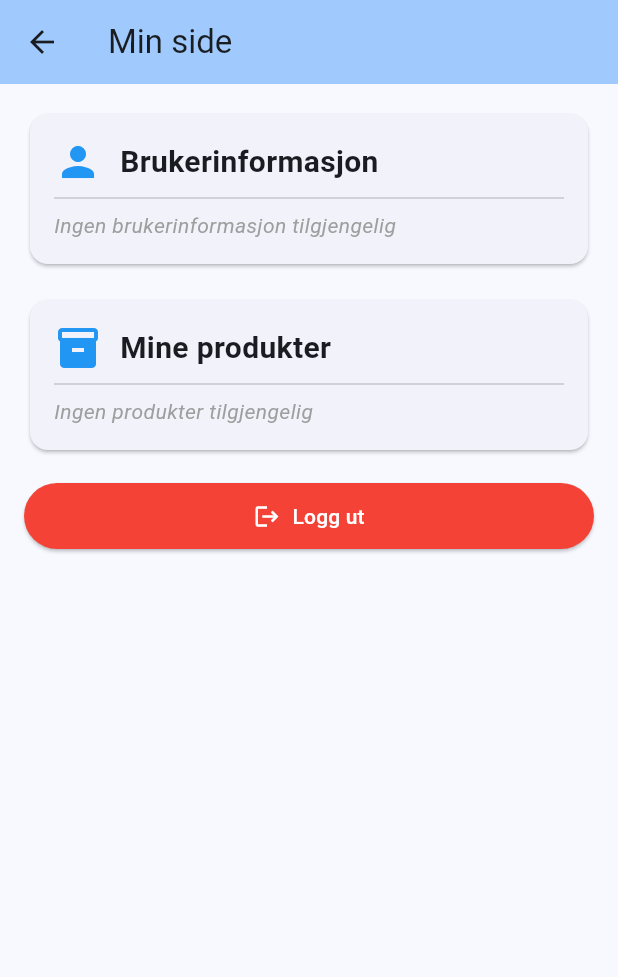
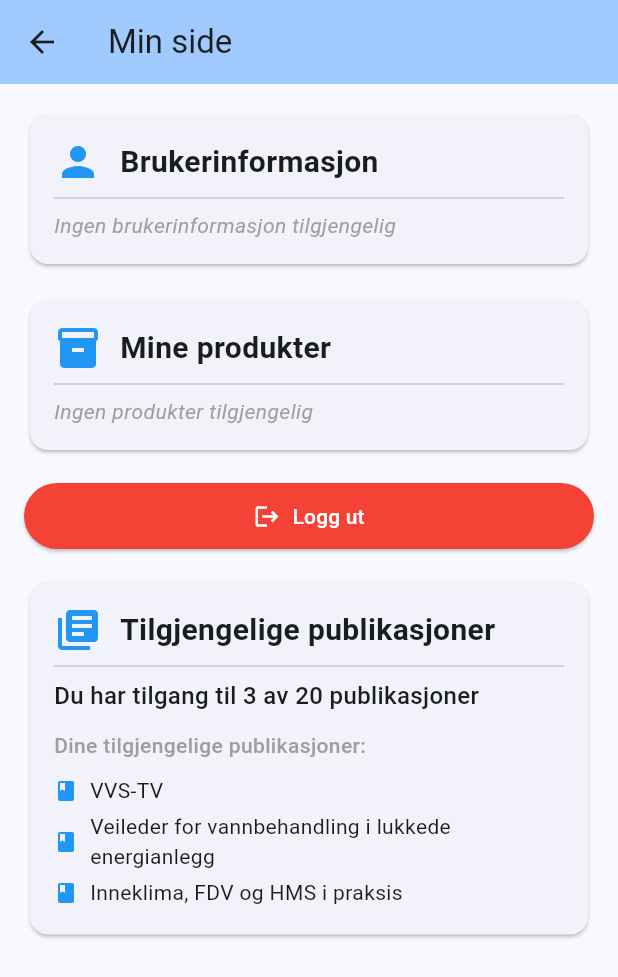
Before and after one commit to amfh/flutter_app, a Flutter app: the MyPageScreen screen opened directly, on a phone screen of 412 x 824 dp. Shown: the top 977 px of the screen. Run offline on Flutter 3.47's test engine with Material 3 defaults, Android fonts, the phone set to English and light mode, and no system bars; our stand-ins replace connectivity_plus, flutter_html, html_unescape, jwt_decoder, shared_preferences; missing offline and left inert: aad_b2c_webview; accounts and stored records are empty.

Commit message:
Vis publikasjon basert på tilgang

```diff
--- a/lib/screens/my_page_screen.dart
+++ b/lib/screens/my_page_screen.dart
@@ -1,6 +1,7 @@
 import 'package:flutter/material.dart';
 import 'package:jwt_decoder/jwt_decoder.dart';
 import '../main.dart';
+import '../services/publication_access_service.dart';
 
 class MyPageScreen extends StatefulWidget {
   final String? idToken;
@@ -201,6 +202,120 @@ class _MyPageScreenState extends State<MyPageScreen> {
 
             const SizedBox(height: 16),
 
+            // Tilgjengelige publikasjoner
+            Card(
+              child: Padding(
+                padding: const EdgeInsets.all(16.0),
+                child: Column(
+                  crossAxisAlignment: CrossAxisAlignment.start,
+                  children: [
+                    Row(
+                      children: [
+                        Icon(
+                          Icons.library_books,
+                          size: 32,
+                          color: Theme.of(context).primaryColor,
+                        ),
+                        const SizedBox(width: 12),
+                        const Text(
+                          'Tilgjengelige publikasjoner',
+                          style: TextStyle(
+                            fontSize: 20,
+                            fontWeight: FontWeight.bold,
+                          ),
+                        ),
+                      ],
+                    ),
+                    const Divider(),
+                    FutureBuilder<Map<String, dynamic>>(
+                      future:
+                          Future.value(PublicationAccessService.getDebugInfo()),
+                      builder: (context, snapshot) {
+                        if (snapshot.hasData) {
+                          final debugInfo = snapshot.data!;
+                          final accessiblePublications =
+                              debugInfo['accessiblePublications'] as List;
+                          final totalPublications =
+                              debugInfo['totalPublications'] as int;
+
+                          return Column(
+                            crossAxisAlignment: CrossAxisAlignment.start,
+                            children: [
+                              Text(
+                                'Du har tilgang til ${accessiblePublications.length} av $totalPublications publikasjoner',
+                                style: const TextStyle(
+                                  fontSize: 16,
+                                  fontWeight: FontWeight.w500,
+                                ),
+                              ),
+                              const SizedBox(height: 12),
+                              if (accessiblePublications.isNotEmpty) ...[
+                                const Text(
+                                  'Dine tilgjengelige publikasjoner:',
+                                  style: TextStyle(
+                                    fontSize: 14,
+                                    fontWeight: FontWeight.w500,
+                                    color: Colors.grey,
+                                  ),
+                                ),
+                                const SizedBox(height: 8),
+                                ...accessiblePublications
+                                    .take(5)
+                                    .map(
+                                      (pubTitle) => Padding(
+                                        padding: const EdgeInsets.symmetric(
+                                            vertical: 2.0),
+                                        child: Row(
+                                          children: [
+                                            const Icon(
+                                              Icons.book,
+                                              color: Colors.blue,
+                                              size: 16,
+                                            ),
+                                            const SizedBox(width: 8),
+                                            Expanded(
+                                              child: Text(
+                                                pubTitle,
+                                                style: const TextStyle(
+                                                    fontSize: 14),
+                                              ),
+                                            ),
+                                          ],
+                                        ),
+                                      ),
+                                    )
+                                    .toList(),
+                                if (accessiblePublications.length > 5)
+                                  Text(
+                                    '... og ${accessiblePublications.length - 5} flere',
+                                    style: const TextStyle(
+                                      fontSize: 12,
+                                      fontStyle: FontStyle.italic,
+                                      color: Colors.grey,
+                                    ),
+                                  ),
+                              ] else
+                                const Text(
+                                  'Ingen publikasjoner tilgjengelig med dine nåværende tilganger',
+                                  style: TextStyle(
+                                    fontStyle: FontStyle.italic,
+                                    color: Colors.grey,
+                                  ),
+                                ),
+                            ],
+                          );
+                        } else {
+                          return const Text('Laster tilgangsinformasjon...');
+                        }
+                      },
+                    ),
+                  ],
+                ),
+              ),
+            ),
+
+            const SizedBox(height: 16),
+
             // Debug info (kan fjernes i produksjon)
             if (_decodedToken != null) ...[
               const Text(
--- /dev/null
+++ b/lib/services/publication_access_service.dart
@@ -0,0 +1,200 @@
+import 'package:jwt_decoder/jwt_decoder.dart';
+import '../main.dart';
+
+class PublicationAccessService {
+  // Mapping fra publikasjonstittel til tillatte tilgangs-ID-er
+  static const Map<String, List<String>> _publicationAccessMap = {
+    'Rørhåndboka 2025 Pluss': [
+      'b6c7099d-c57d-43b8-19f5-08dc8d0eb4cf', // Studentpakke
+      'b0429ab1-b47c-473f-8ec3-08dc9c1adbcb', // Enbrukerpakke
+      '65b75dad-8b35-4225-ccdc-08dcde1412be', // KB Total
+      'cd1093d0-6af4-4e1f-8ec9-08dc9c1adbcb', // Rørhåndboka Pluss; digital; standard
+      '51a82c6f-fd8d-4da7-19ee-08dc8d0eb4cf', // Rørhåndboka Pluss; digital; student/lærling
+      'dc61ca55-f674-4130-5774-08dcdc85085c', // Rørhåndboka, digital, medlem RørNorge
+      'a2dd0c91-04c8-47df-be2b-08dd055ab2cc', // Enbrukerpakke, gratis
+    ],
+    'Prenøk': [
+      'a2dd0c91-04c8-47df-be2b-08dd055ab2cc', // Enbrukerpakke, gratis
+      '65b75dad-8b35-4225-ccdc-08dcde1412be', // KB Total
+      '19c24caf-5483-493f-9af5-cb49e22c857e', // Prenøk, digital, standard
+      '260d956e-ea33-4234-4eaf-08dc8eef6fba', // Prenøk; digital; student/lærling
+      'b0429ab1-b47c-473f-8ec3-08dc9c1adbcb', // Enbrukerpakke
+      'b6c7099d-c57d-43b8-19f5-08dc8d0eb4cf', // Studentpakke
+      'bdfca2cb-d146-4eea-5162-08dce84ef423', // Prenøk, digital, standard
+    ],
+    'Styring og regulering av tekniske anlegg i bygg': [
+      '65b75dad-8b35-4225-ccdc-08dcde1412be', // KB Total
+      'b835c4be-b1ae-4e90-7f9b-08dcae237d18', // Styring og reguleringav tekniske anlegg i bygninger; digital; standard
+      'b0429ab1-b47c-473f-8ec3-08dc9c1adbcb', // Enbrukerpakke
+      'a2dd0c91-04c8-47df-be2b-08dd055ab2cc', // Enbrukerpakke, gratis
+      '2ab5164c-a27e-4cef-19f4-08dc8d0eb4cf', // Styring og regulering av tekniske anlegg i bygninger; digital; student/lærling
+      'b6c7099d-c57d-43b8-19f5-08dc8d0eb4cf', // Studentpakke
+    ],
+    'VVS-TV': [], // Ingen bestemt rolle
+    'Ventøk': [
+      '65b75dad-8b35-4225-ccdc-08dcde1412be', // KB Total
+      'b0429ab1-b47c-473f-8ec3-08dc9c1adbcb', // Enbrukerpakke
+      '76361d2e-efcb-45a3-8ec4-08dc9c1adbcb', // Ventøk; digital; student/lærling
+      'a2dd0c91-04c8-47df-be2b-08dd055ab2cc', // Enbrukerpakke, gratis
+      'b6c7099d-c57d-43b8-19f5-08dc8d0eb4cf', // Studentpakke
+      'e21d2552-380d-4eba-f79d-08dca735dc70', // Ventøk; digital; standard
+    ],
+    'Varmenormen (2017)': [
+      '7af33f69-34b8-4ffb-19f2-08dc8d0eb4cf', // Varmenormen; digital; student/lærling
+      'b6c7099d-c57d-43b8-19f5-08dc8d0eb4cf', // Studentpakke
+      'a2dd0c91-04c8-47df-be2b-08dd055ab2cc', // Enbrukerpakke, gratis
+      'b0429ab1-b47c-473f-8ec3-08dc9c1adbcb', // Enbrukerpakke
+      '5ebae859-307e-4690-c290-08dc9ceea8c0', // Varmenormen; digital; standard
+      '65b75dad-8b35-4225-ccdc-08dcde1412be', // KB Total
+    ],
+    'Vannbaserte oppvarmings- og kjølesystemer (2014)': [
+      '65b75dad-8b35-4225-ccdc-08dcde1412be', // KB Total
+      'a2dd0c91-04c8-47df-be2b-08dd055ab2cc', // Enbrukerpakke, gratis
+      'b0e7ebc7-08f2-4736-19ef-08dc8d0eb4cf', // Vannbaserte oppv. og kjølesystemer; digital; student/lærling
+      'b6c7099d-c57d-43b8-19f5-08dc8d0eb4cf', // Studentpakke
+      'e5a3389d-b38c-4d1f-c28e-08dc9ceea8c0', // Vannbaserte oppv. og kjølesystemer; digital; standard
+      'b0429ab1-b47c-473f-8ec3-08dc9c1adbcb', // Enbrukerpakke
+    ],
+    'Ventilasjonsteknikk Del I (utgave 2019)': [
+      'b6c7099d-c57d-43b8-19f5-08dc8d0eb4cf', // Studentpakke
+      '40501f5c-0e81-49e8-8ec5-08dc9c1adbcb', // Vent.teknikk del I; digital; standard
+      '65b75dad-8b35-4225-ccdc-08dcde1412be', // KB Total
+      'a2dd0c91-04c8-47df-be2b-08dd055ab2cc', // Enbrukerpakke, gratis
+      '4524fd69-4d19-4d99-4eb1-08dc8eef6fba', // Vent.teknikk del I; digital; student/lærling
+      'b0429ab1-b47c-473f-8ec3-08dc9c1adbcb', // Enbrukerpakke
+    ],
+    'Ventilasjonsteknikk Del II (utgave 2019)': [
+      'b0429ab1-b47c-473f-8ec3-08dc9c1adbcb', // Enbrukerpakke
+      '11ae8204-2612-430b-4eb2-08dc8eef6fba', // Vent.teknikk del II; digital; student/lærling
+      'a2dd0c91-04c8-47df-be2b-08dd055ab2cc', // Enbrukerpakke, gratis
+      'b6c7099d-c57d-43b8-19f5-08dc8d0eb4cf', // Studentpakke
+      '65b75dad-8b35-4225-ccdc-08dcde1412be', // KB Total
+      '2705d592-f418-4889-8ec6-08dc9c1adbcb', // Vent.teknikk del II; digital; standard
+    ],
+    'VVS-tegning med oppgavesamling': [
+      '295cf6f0-c3b5-4c1e-19f3-08dc8d0eb4cf', // VVS-tegning; digital; student/lærling
+      '65b75dad-8b35-4225-ccdc-08dcde1412be', // KB Total
+      'b0429ab1-b47c-473f-8ec3-08dc9c1adbcb', // Enbrukerpakke
+      'a2dd0c91-04c8-47df-be2b-08dd055ab2cc', // Enbrukerpakke, gratis
+      'b6c7099d-c57d-43b8-19f5-08dc8d0eb4cf', // Studentpakke
+      'a8a72113-2537-483a-8ec7-08dc9c1adbcb', // VVS-tegning; digital; standard
+    ],
+    'Kompendium for Fgass-sertifisering (2019)': [
+      'cdb97bef-df9e-4f9f-c28d-08dc9ceea8c0', // Kompendium for Fgass-sertifisering
+      '31ce9217-53bc-4cf0-be42-08dd055ab2cc', // Kompendium for F-gass sertifisering KURSTILGANG
+    ],
+    'Praktisk kuldeteknikk': [
+      'ac6d81ae-f7a5-474b-c28f-08dc9ceea8c0', // Praktisk kuldeteknikk; digital; standard
+      'ff6c57c2-fe44-45ad-7f9c-08dcae237d18', // Praktisk kuldeteknikk; digital; student/lærling
+    ],
+    'RHB digitalt tillegg': [
+      '65b75dad-8b35-4225-ccdc-08dcde1412be', // KB Total
+      'b0429ab1-b47c-473f-8ec3-08dc9c1adbcb', // Enbrukerpakke
+      'b6c7099d-c57d-43b8-19f5-08dc8d0eb4cf', // Studentpakke
+      'a2dd0c91-04c8-47df-be2b-08dd055ab2cc', // Enbrukerpakke, gratis
+    ],
+    'Sanitærteknikk - Prosjektering og utførelse av sanitærinstallasjoner i bygg':
+        [
+      'b0429ab1-b47c-473f-8ec3-08dc9c1adbcb', // Enbrukerpakke
+      '2fae520c-3008-4341-4eb4-08dc8eef6fba', // Sanitærteknikk; digital; student/lærling
+      'b6c7099d-c57d-43b8-19f5-08dc8d0eb4cf', // Studentpakke
+      '59b02047-af5d-4d34-8ec8-08dc9c1adbcb', // Sanitærteknikk; digital; standard
+      '65b75dad-8b35-4225-ccdc-08dcde1412be', // KB Total
+      'a2dd0c91-04c8-47df-be2b-08dd055ab2cc', // Enbrukerpakke, gratis
+    ],
+    'Stensaas, Leif I. Ventilasjonsteknikk Del I - Grunnlaget og systemer (1998)':
+        [
+      '86bc530b-1a35-414d-435d-08dcfd7f421b', // Stensaas, Vent.teknikk del I (1998), digital, standard
+      'a2dd0c91-04c8-47df-be2b-08dd055ab2cc', // Enbrukerpakke, gratis
+      '97f26ff2-781e-488b-4eb5-08dc8eef6fba', // Vent.teknikk del I; Leif Stensaas (1998); digital; student/lærling
+      '65b75dad-8b35-4225-ccdc-08dcde1412be', // KB Total
+      'b6c7099d-c57d-43b8-19f5-08dc8d0eb4cf', // Studentpakke
+      'b0429ab1-b47c-473f-8ec3-08dc9c1adbcb', // Enbrukerpakke
+    ],
+    'Tekniske bestemmelser - Standard abonnementsvilkår for vann og avløp': [
+      '57a691f2-f9e3-4f31-be2c-08dd055ab2cc', // Tekniske bestemmelser, gratis
+      '52fd2349-e508-42b0-8ec2-08dc9c1adbcb', // Tekniske bestemmelser
+    ],
+    'Kuldehåndboka 2007': [
+      'b0429ab1-b47c-473f-8ec3-08dc9c1adbcb', // Enbrukerpakke
+      '65b75dad-8b35-4225-ccdc-08dcde1412be', // KB Total
+      '814d0ba9-9453-480b-4eae-08dc8eef6fba', // Kuldehåndboka; digital; student/lærling
+      'a2dd0c91-04c8-47df-be2b-08dd055ab2cc', // Enbrukerpakke, gratis
+      'b6c7099d-c57d-43b8-19f5-08dc8d0eb4cf', // Studentpakke
+    ],
+    'Veileder for vannbehandling i lukkede energianlegg':
+        [], // Ingen bestemt rolle
+    'Klimadata M21': [
+      'b6c7099d-c57d-43b8-19f5-08dc8d0eb4cf', // Studentpakke
+      '0a18bc8b-24d9-4919-19f0-08dc8d0eb4cf', // Klimadata M21; digital; student/lærling
+      '65b75dad-8b35-4225-ccdc-08dcde1412be', // KB Total
+      'd65933bc-07b6-45ea-4367-08dcfd7f421b', // Klimadata M21, vedlikeh.kostn., digital, standard
+      'b0429ab1-b47c-473f-8ec3-08dc9c1adbcb', // Enbrukerpakke
+      'a2dd0c91-04c8-47df-be2b-08dd055ab2cc', // Enbrukerpakke, gratis
+    ],
+    'Inneklima, FDV og HMS i praksis': [], // Ingen bestemt rolle
+  };
+
+  /// Hent brukerens tilgangs-ID-er fra JWT token
+  static List<String> getUserAccessIds() {
+    try {
+      final userSession = UserSession.instance;
+      if (userSession.idToken == null) return [];
+
+      final decodedToken = JwtDecoder.decode(userSession.idToken!);
+      final extensionProducts = decodedToken['extension_Products'];
+
+      if (extensionProducts == null) return [];
+
+      if (extensionProducts is String) {
+        // Hvis det er en kommaseparert streng
+        return extensionProducts.split(',').map((e) => e.trim()).toList();
+      } else if (extensionProducts is List) {
+        // Hvis det allerede er en liste
+        return extensionProducts.cast<String>();
+      }
+
+      return [];
+    } catch (e) {
+      print('Error getting user access IDs: $e');
+      return [];
+    }
+  }
+
+  /// Sjekk om brukeren har tilgang til en spesifikk publikasjon
+  static bool hasAccessToPublication(String publicationTitle) {
+    final userAccessIds = getUserAccessIds();
+    final publicationAccessIds = _publicationAccessMap[publicationTitle] ?? [];
+
+    // Hvis publikasjonen ikke har noen tilgangsbegrensninger, gi tilgang
+    if (publicationAccessIds.isEmpty) return true;
+
+    // Sjekk om brukeren har minst en av de nødvendige tilgangs-ID-ene
+    return userAccessIds
+        .any((userAccessId) => publicationAccessIds.contains(userAccessId));
+  }
+
+  /// Filtrer en liste med publikasjoner basert på brukerens tilganger
+  static List<Map<String, dynamic>> filterPublicationsByAccess(
+      List<Map<String, dynamic>> publications) {
+    return publications.where((publication) {
+      final title = publication['Title'] as String? ?? '';
+      return hasAccessToPublication(title);
+    }).toList();
+  }
+
+  /// Debug metode for å se brukerens tilganger
+  static Map<String, dynamic> getDebugInfo() {
+    final userAccessIds = getUserAccessIds();
+    final accessiblePublications = _publicationAccessMap.entries
+        .where((entry) => hasAccessToPublication(entry.key))
+        .map((entry) => entry.key)
+        .toList();
+
+    return {
+      'userAccessIds': userAccessIds,
+      'accessiblePublications': accessiblePublications,
+      'totalPublications': _publicationAccessMap.keys.length,
+    };
+  }
+}
--- a/lib/services/publication_service.dart
+++ b/lib/services/publication_service.dart
@@ -8,6 +8,7 @@ import '../models/chapter.dart';
 import '../models/subchapter.dart';
 import '../models/subchapter_detail.dart';
 import 'local_storage_service.dart';
+import 'publication_access_service.dart';
 
 class PublicationService {
   // Download and cache publication image
@@ -181,7 +182,12 @@ class PublicationService {
     final String response =
         await rootBundle.loadString('assets/publications.json');
     final List<dynamic> data = jsonDecode(response);
-    return data.map((json) => Publication.fromJson(json)).toList();
+
+    // Filtrer publikasjoner basert på brukerens tilganger
+    final filteredData = PublicationAccessService.filterPublicationsByAccess(
+        data.cast<Map<String, dynamic>>());
+
+    return filteredData.map((json) => Publication.fromJson(json)).toList();
   }
 
   // Hent kapitler KUN fra lagret fullcontent-fil
```
